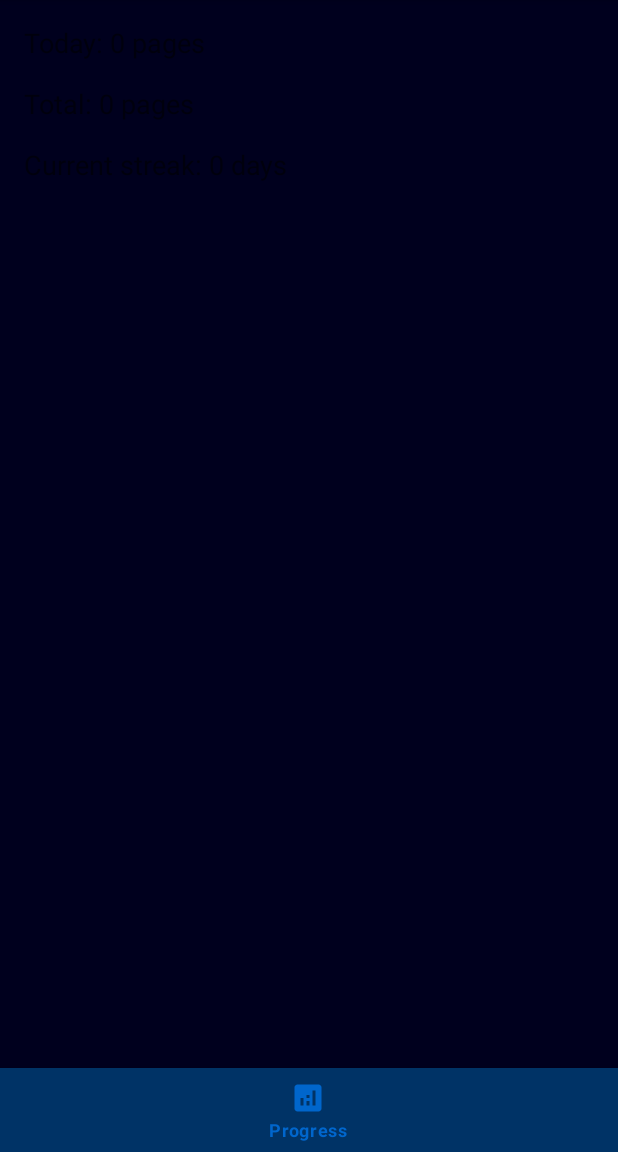
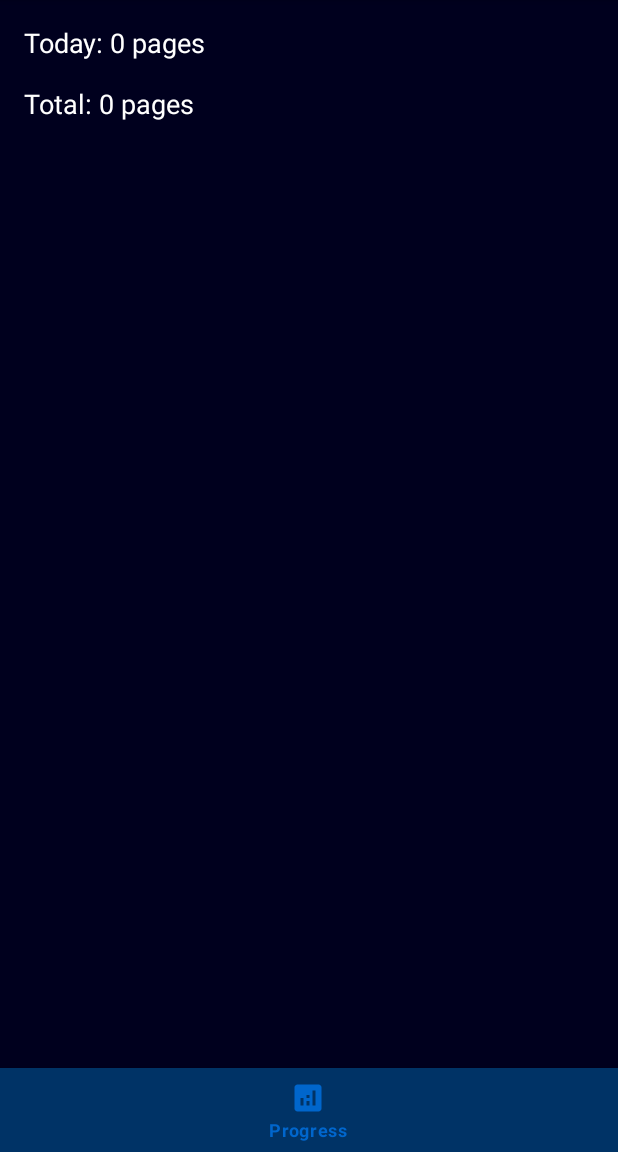
Before and after one commit to blueheron786/quran-habit, an Android app built with Jetpack Compose: the fragment ReadingProgressFragment placed in its activity, on a phone screen of 412 x 824 dp, the part 84-1236 px from its top. Run offline under Robolectric (Android 15) with nearby library versions, the phone set to English and light mode, and no system bars; our stand-ins replace Room's generated code.

Commit message:
Many, many fixes to get progress screen to show.

```diff
--- a/app/src/main/java/com/quranhabit/MainActivity.kt
+++ b/app/src/main/java/com/quranhabit/MainActivity.kt
@@ -24,7 +24,6 @@ class MainActivity : AppCompatActivity() {
                 R.id.navigation_progress -> {
                     supportFragmentManager.beginTransaction()
                         .replace(R.id.container, ReadingProgressFragment())
-                        .addToBackStack(null) // Optional: Allows back button to return to Home
                         .commit()
                     true
                 }
--- a/app/src/main/java/com/quranhabit/data/dao/ReadingSessionDao.kt
+++ b/app/src/main/java/com/quranhabit/data/dao/ReadingSessionDao.kt
@@ -20,14 +20,4 @@ interface ReadingSessionDao {
 
     @Query("SELECT COALESCE(SUM(pagesRead), 0) FROM reading_sessions")
     fun getTotalPagesRead(): Flow<Int>
-
-    @Query("""
-        SELECT COUNT(*) FROM (
-            SELECT date FROM reading_sessions
-            WHERE pagesRead > 0
-            ORDER BY date DESC
-            LIMIT 7
-        )
-    """)
-    fun getWeeklyStreak(): Flow<Int>
 }
--- a/app/src/main/java/com/quranhabit/ui/progress/ReadingProgressFragment.kt
+++ b/app/src/main/java/com/quranhabit/ui/progress/ReadingProgressFragment.kt
@@ -14,7 +14,8 @@ import com.quranhabit.databinding.FragmentProgressBinding
 
 class ReadingProgressFragment : Fragment() {
     private var _binding: FragmentProgressBinding? = null
-    private val binding get() = _binding!!
+    private val binding get() = _binding ?: throw IllegalStateException("Binding accessed after onDestroyView")
+
     private val viewModel: ReadingProgressViewModel by viewModels {
         ReadingProgressViewModelFactory(
             QuranDatabase.getDatabase(requireContext()).readingSessionDao()
@@ -30,15 +31,11 @@ class ReadingProgressFragment : Fragment() {
         super.onViewCreated(view, savedInstanceState)
 
         viewModel.todayProgress.observe(viewLifecycleOwner) { pages ->
-            binding.todayProgress.text = "Today: $pages pages"
+            _binding?.todayProgress?.text = "Today: $pages pages"
         }
 
         viewModel.totalProgress.observe(viewLifecycleOwner) { total ->
-            binding.totalProgress.text = "Total: $total pages"
-        }
-
-        viewModel.weeklyStreak.observe(viewLifecycleOwner) { streak ->
-            binding.streakProgress.text = "Current streak: $streak days"
+            _binding?.totalProgress?.text = "Total: $total pages"
         }
     }
 
--- a/app/src/main/java/com/quranhabit/ui/progress/ReadingProgressViewModel.kt
+++ b/app/src/main/java/com/quranhabit/ui/progress/ReadingProgressViewModel.kt
@@ -15,8 +15,6 @@ class ReadingProgressViewModel(
         .asLiveData()
 
     val totalProgress = readingSessionDao.getTotalPagesRead()
-        .asLiveData()
-
-    val weeklyStreak = readingSessionDao.getWeeklyStreak()
+        .map { it ?: 0 } // Add null handling
         .asLiveData()
 }
--- a/app/src/main/res/layout/activity_main.xml
+++ b/app/src/main/res/layout/activity_main.xml
@@ -7,10 +7,12 @@
     <!-- Fragment Container (takes up all space above bottom nav) -->
     <FrameLayout
         android:id="@+id/container"
-        android:layout_width="match_parent"
+        android:layout_width="0dp"
         android:layout_height="0dp"
         app:layout_constraintTop_toTopOf="parent"
-        app:layout_constraintBottom_toTopOf="@+id/bottom_nav" />
+        app:layout_constraintBottom_toTopOf="@id/bottom_nav"
+        app:layout_constraintStart_toStartOf="parent"
+        app:layout_constraintEnd_toEndOf="parent"/>
 
     <!-- Bottom Navigation Bar (fixed at the bottom) -->
     <com.google.android.material.bottomnavigation.BottomNavigationView
--- a/app/src/main/res/layout/fragment_progress.xml
+++ b/app/src/main/res/layout/fragment_progress.xml
@@ -9,6 +9,7 @@
         android:id="@+id/todayProgress"
         android:layout_width="match_parent"
         android:layout_height="wrap_content"
+        android:textColor="@color/text_primary"
         android:textSize="18sp"/>
 
     <TextView
@@ -16,12 +17,6 @@
         android:layout_width="match_parent"
         android:layout_height="wrap_content"
         android:layout_marginTop="16dp"
-        android:textSize="18sp"/>
-
-    <TextView
-        android:id="@+id/streakProgress"
-        android:layout_width="match_parent"
-        android:layout_height="wrap_content"
-        android:layout_marginTop="16dp"
+        android:textColor="@color/text_primary"
         android:textSize="18sp"/>
 </LinearLayout>
```
